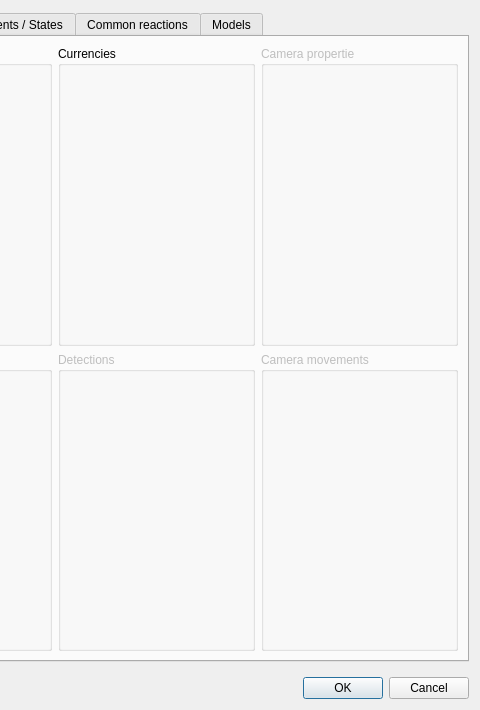
Old version of the form Dialogs/dialogsystems.ui in the repository RPG-Paper-Maker/RPG-Paper-Maker; both pictures show x 371 to 851 and y 0 to 710 of the 851 by 710 pixel window.
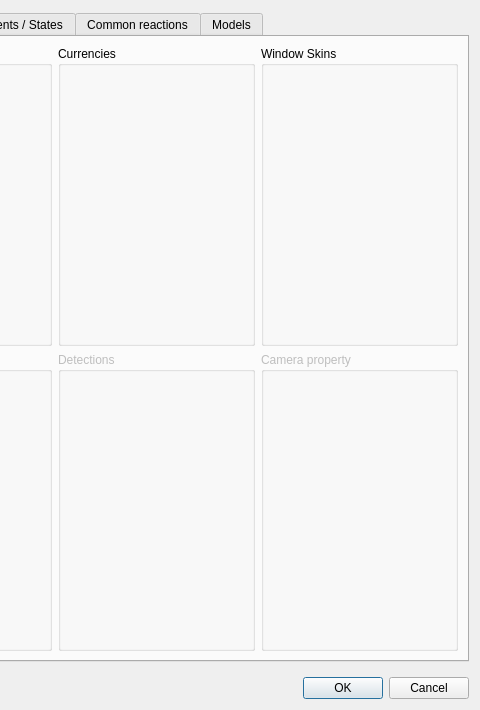
New version of the form. Custom widgets are drawn as their Qt base class.

Commit message: [WIP] Window skins

```diff
--- a/Dialogs/dialogsystems.ui
+++ b/Dialogs/dialogsystems.ui
@@ -416,14 +416,14 @@
              <item>
               <widget class="QGroupBox" name="groupBox_6">
                <property name="enabled">
-                <bool>false</bool>
+                <bool>true</bool>
                </property>
                <property name="title">
-                <string>Camera propertie</string>
+                <string>Window Skins</string>
                </property>
                <layout class="QGridLayout" name="gridLayout_9">
                 <item row="0" column="0">
-                 <widget class="PanelSuperList" name="panelSuperListCameraProperties" native="true">
+                 <widget class="PanelSuperList" name="panelSuperListWindowSkins" native="true">
                   <property name="enabled">
                    <bool>false</bool>
                   </property>
@@ -438,11 +438,11 @@
                 <bool>false</bool>
                </property>
                <property name="title">
-                <string>Camera movements</string>
+                <string>Camera property</string>
                </property>
                <layout class="QGridLayout" name="gridLayout_12">
                 <item row="0" column="0">
-                 <widget class="PanelSuperList" name="panelSuperListCameraMovements" native="true">
+                 <widget class="PanelSuperList" name="panelSuperListCameraProperties" native="true">
                   <property name="enabled">
                    <bool>false</bool>
                   </property>
```
Left out of the diff: 2 changed lines with no effect on the pictures. The commit also changes 17 other files.
